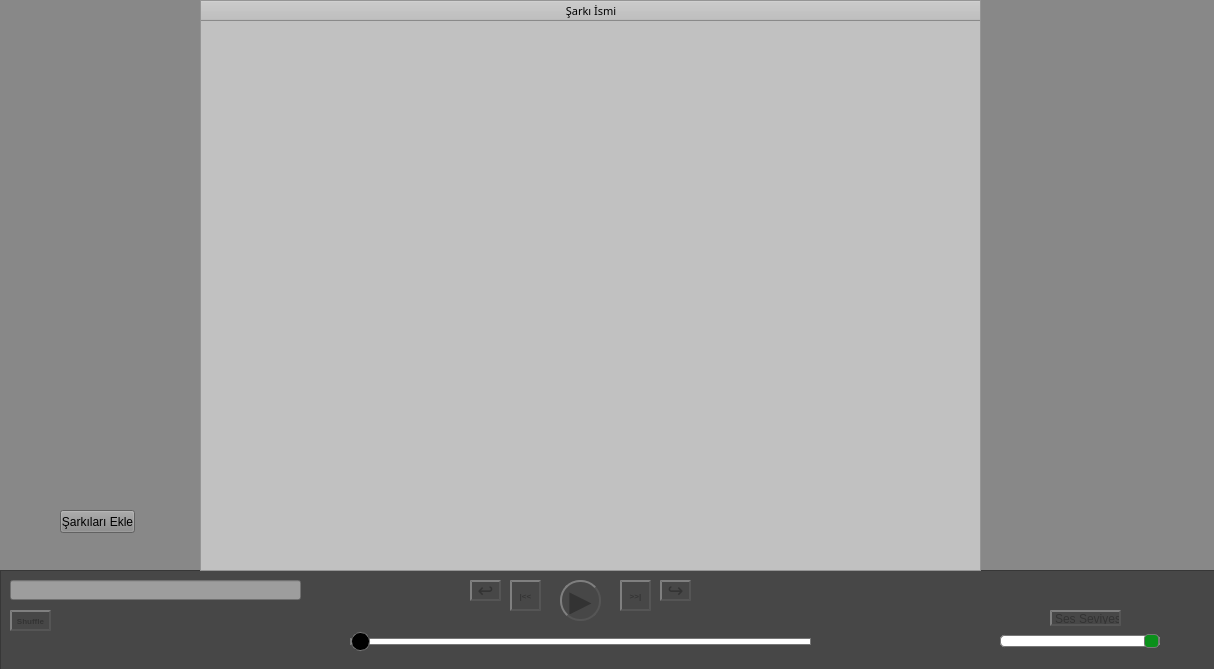
Old version of the form gui.ui in the repository nicktimur/Python-OOP-MP3-Player.
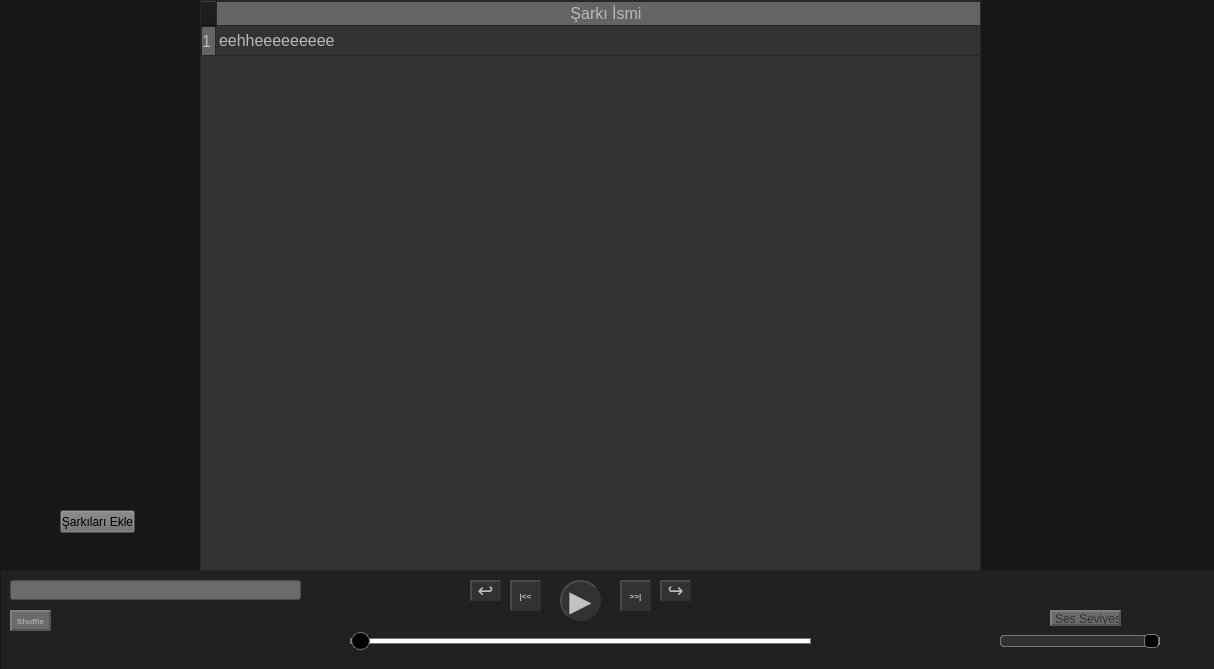
New version of the form. Icons and pictures are not drawn.

What changed in the file:
```diff
--- a/gui.ui
+++ b/gui.ui
@@ -48,7 +48,8 @@
    <string notr="true">selection-color: rgb(0, 0, 0);
 gridline-color: rgb(0, 0, 0);
 border-color: rgb(80, 80, 80);
-background-color: rgb(136, 136, 136);</string>
+background-color: rgb(136, 136, 136);
+background-color: rgb(24, 24, 24);</string>
   </property>
   <widget class="QFrame" name="frame">
    <property name="geometry">
@@ -60,7 +61,7 @@
     </rect>
    </property>
    <property name="styleSheet">
-    <string notr="true">background-color: rgb(71, 71, 71);
+    <string notr="true">background-color: rgb(33, 33, 33);
 </string>
    </property>
    <property name="frameShape">
@@ -85,15 +86,11 @@
     </property>
     <property name="styleSheet">
      <string notr="true">QPushButton {
-    color: #333;
-    border: 2px solid #555;
+    color: #c2c2c2;
+    border: 2px solid #313131;
     border-radius: 20px;
     border-style: outset;
-    background: qradialgradient(
-        cx: 0.3, cy: -0.4, fx: 0.3, fy: -0.4,
-        radius: 1.35, stop: 0 #fff, stop: 1 #888
-        );
-    padding: 5px;
+    background:  rgb(50, 50, 50);
     }
 
 QPushButton:hover {
@@ -125,7 +122,7 @@
      </rect>
     </property>
     <property name="styleSheet">
-     <string notr="true">background-color: rgb(157, 157, 157);</string>
+     <string notr="true">background-color:  rgb(107, 107, 107);</string>
     </property>
     <property name="text">
      <string/>
@@ -155,15 +152,11 @@
     </property>
     <property name="styleSheet">
      <string notr="true">QPushButton {
-    color: #333;
-    border: 2px solid #555;
+    color: #c2c2c2;
+    border: 2px solid #313131;
     border-radius: 20px;
     border-style: outset;
-    background: qradialgradient(
-        cx: 0.3, cy: -0.4, fx: 0.3, fy: -0.4,
-        radius: 1.35, stop: 0 #fff, stop: 1 #888
-        );
-    padding: 5px;
+    background:  rgb(50, 50, 50);
     }
 
 QPushButton:hover {
@@ -204,15 +197,11 @@
     </property>
     <property name="styleSheet">
      <string notr="true">QPushButton {
-    color: #333;
-    border: 2px solid #555;
+    color: #c2c2c2;
+    border: 2px solid #313131;
     border-radius: 20px;
     border-style: outset;
-    background: qradialgradient(
-        cx: 0.3, cy: -0.4, fx: 0.3, fy: -0.4,
-        radius: 1.35, stop: 0 #fff, stop: 1 #888
-        );
-    padding: 5px;
+    background:  rgb(50, 50, 50);
     }
 
 QPushButton:hover {
@@ -253,14 +242,11 @@
     </property>
     <property name="styleSheet">
      <string notr="true">QPushButton {
-    color: #333;
+    color: #ababab;
     border: 2px solid #555;
     border-radius: 20px;
     border-style: outset;
-    background: qradialgradient(
-        cx: 0.3, cy: -0.4, fx: 0.3, fy: -0.4,
-        radius: 1.35, stop: 0 #fff, stop: 1 #888
-        );
+    background:  rgb(107, 107, 107);
     }
 
 QPushButton:hover {
@@ -272,10 +258,7 @@
 
 QPushButton:checked {
     border-style: inset;
-    background: qradialgradient(
-        cx: 0.4, cy: -0.1, fx: 0.4, fy: -0.1,
-        radius: 1.35, stop: 0 #fff, stop: 1 #ddd
-        );
+    background: rgb(55, 55, 55);
     }</string>
     </property>
     <property name="text">
@@ -303,9 +286,7 @@
 }
 
 QSlider::sub-page:horizontal {
-background: qlineargradient(x1: 0, y1: 0,    x2: 0, y2: 1,
-    stop: 0 #005f00, stop: 1 #66ff00);
-
+background: rgb(50, 50, 50);
 border: 1px solid #777;
 height: 10px;
 border-radius: 4px;
@@ -319,7 +300,7 @@
 }
 
 QSlider::handle:horizontal {
-background-color: rgb(11, 144, 27);
+background-color:  rgb(0, 0, 0);
 border: 1px solid #777;
 width: 13px;
 margin-top: -2px;
@@ -387,10 +368,7 @@
     border: 2px solid #555;
     border-radius: 20px;
     border-style: outset;
-    background: qradialgradient(
-        cx: 0.3, cy: -0.4, fx: 0.3, fy: -0.4,
-        radius: 1.35, stop: 0 #fff, stop: 1 #888
-        );
+    background: rgb(107, 107, 107);
     }
 </string>
     </property>
@@ -417,7 +395,7 @@
      <string notr="true">QSlider::groove:horizontal {
 border: 1px solid #bbb;
 background: white;
-height: 5px;
+height: 4px;
 border-radius: 4px;
 }
 
@@ -516,14 +494,11 @@
     </property>
     <property name="styleSheet">
      <string notr="true">QPushButton {
-    color: #333;
-    border: 2px solid #555;
+    color: #c2c2c2;
+    border: 2px solid #313131;
     border-radius: 20px;
     border-style: outset;
-    background: qradialgradient(
-        cx: 0.3, cy: -0.4, fx: 0.3, fy: -0.4,
-        radius: 1.35, stop: 0 #fff, stop: 1 #888
-        );
+    background:  rgb(50, 50, 50);
     }
 
 QPushButton:hover {
@@ -564,14 +539,11 @@
     </property>
     <property name="styleSheet">
      <string notr="true">QPushButton {
-    color: #333;
-    border: 2px solid #555;
+    color: #c2c2c2;
+    border: 2px solid #313131;
     border-radius: 20px;
     border-style: outset;
-    background: qradialgradient(
-        cx: 0.3, cy: -0.4, fx: 0.3, fy: -0.4,
-        radius: 1.35, stop: 0 #fff, stop: 1 #888
-        );
+    background:  rgb(50, 50, 50);
     }
 
 QPushButton:hover {
@@ -626,8 +598,29 @@
     </size>
    </property>
    <property name="styleSheet">
-    <string notr="true">
-background-color: rgb(193, 193, 193);</string>
+    <string notr="true">QWidget {
+    background-color: #333333;
+    color: #b9b9b9;
+}
+QTableView {
+    selection-background-color:  rgb(136, 136, 136);
+}
+
+QHeaderView::section {
+    background-color: #646464;
+    border: 1px solid #272727;
+    font-size: 12pt;
+}
+
+QTableWidget {
+    gridline-color: #272727;
+    font-size: 12pt;
+}
+
+QTableWidget QTableCornerButton::section {
+    background-color: #646464;
+    border: 1px solid #272727;
+}</string>
    </property>
    <property name="lineWidth">
     <number>1</number>
@@ -642,7 +635,7 @@
     <enum>QAbstractItemView::ExtendedSelection</enum>
    </property>
    <property name="rowCount">
-    <number>0</number>
+    <number>1</number>
    </property>
    <property name="columnCount">
     <number>1</number>
@@ -650,6 +643,11 @@
    <attribute name="horizontalHeaderDefaultSectionSize">
     <number>780</number>
    </attribute>
+   <row>
+    <property name="text">
+     <string>1</string>
+    </property>
+   </row>
    <column>
     <property name="text">
      <string>Şarkı İsmi</string>
@@ -665,6 +663,11 @@
      <set>AlignCenter</set>
     </property>
    </column>
+   <item row="0" column="0">
+    <property name="text">
+     <string>eehheeeeeeeee</string>
+    </property>
+   </item>
   </widget>
   <widget class="QPushButton" name="find_path">
    <property name="geometry">
@@ -676,7 +679,8 @@
     </rect>
    </property>
    <property name="styleSheet">
-    <string notr="true">background-color: rgb(136, 136, 136);</string>
+    <string notr="true">
+background-color: rgb(107, 107, 107);</string>
    </property>
    <property name="text">
     <string>Şarkıları Ekle</string>
```
Left out of the diff: 62 changed lines with no effect on the pictures.
